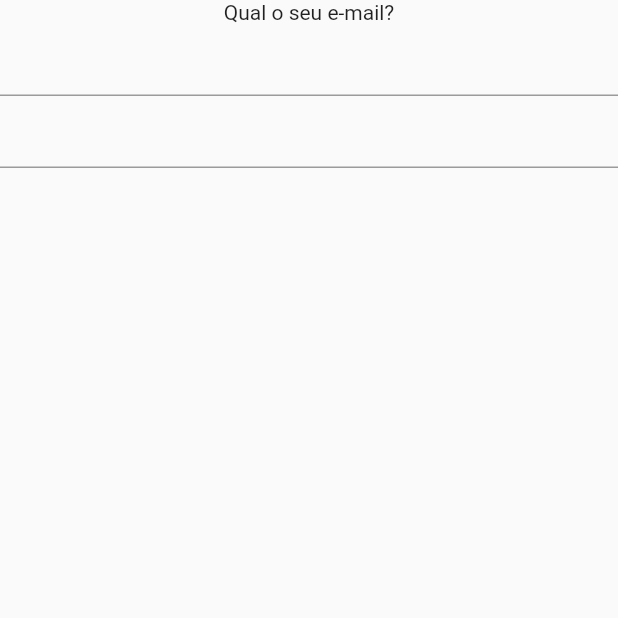
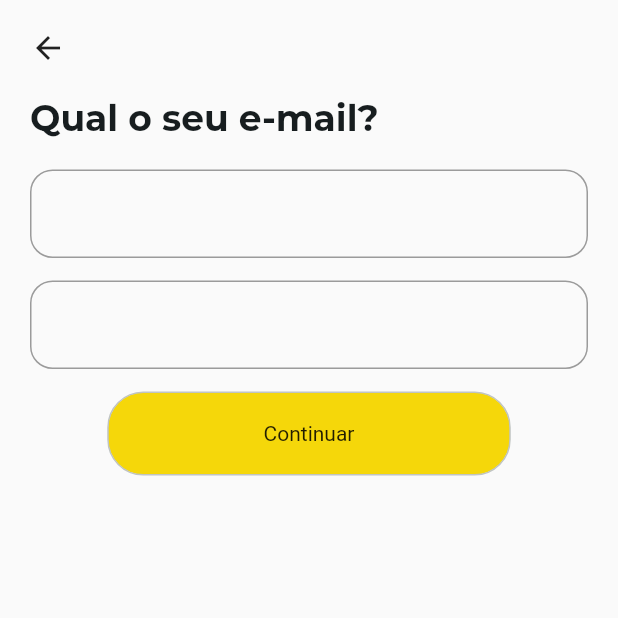
Before and after one commit to Luckka/imperio_app, a Flutter app: the LoginPageStep02 screen opened by its route, on a phone screen of 412 x 824 dp, the top half of it. Run offline on Flutter 3.47's test engine with Material 2 defaults, Android fonts, the phone set to English and light mode, and no system bars; our stand-ins replace flutter_modular.

```diff
--- a/lib/app/app_module.dart
+++ b/lib/app/app_module.dart
@@ -1,4 +1,6 @@
 import 'package:flutter_modular/flutter_modular.dart';
+import 'package:imperio/app/core/shared/app_routes.dart';
+import 'package:imperio/app/modules/home/home_module.dart';
 import 'package:imperio/app/modules/login/login_module.dart';
 
 class AppModule extends Module{
@@ -9,6 +11,7 @@ class AppModule extends Module{
 
   @override
   List<ModularRoute> get routes => [
-    ModuleRoute(Modular.initialRoute, module: LoginModule())
+    ModuleRoute(Modular.initialRoute, module: LoginModule()),
+    ModuleRoute(AppRoutes.home, module: HomeModule())
   ];
 }
--- a/lib/app/core/shared/app_constants.dart
+++ b/lib/app/core/shared/app_constants.dart
@@ -1,3 +1,4 @@
 class AppConstants {
   static const archivoNarrowFontFamily = 'Archivo Narrow';
+  static const montserratFontFamily = 'Montserrat';
 }
--- a/lib/app/core/shared/app_routes.dart
+++ b/lib/app/core/shared/app_routes.dart
@@ -1,3 +1,4 @@
 class AppRoutes {
   static const loginsStep02 = "/loginsStep02";
+  static const home = "/home";
 }
--- a/lib/app/core/theme/app_colors.dart
+++ b/lib/app/core/theme/app_colors.dart
@@ -11,4 +11,5 @@ class AppColors {
   static const grey = Color(0XFFC0C4C2);
   static const greyButton = Color(0XFFE6E6E6);
   static const greyStrong = Color(0XFF555252);
+  static const surfaceYellow = Color.fromRGBO(196, 178, 58, 0.2);
 }
--- a/lib/app/core/theme/app_text_styles.dart
+++ b/lib/app/core/theme/app_text_styles.dart
@@ -18,6 +18,14 @@ class AppTextStyles {
     fontSize: 24,
     fontFamily: AppConstants.archivoNarrowFontFamily,
     fontWeight: FontWeight.w700,
+    color: AppColors.white
+  );
+
+  static const titleMediumMontserrat = TextStyle(
+
+    fontSize: 24,
+    fontFamily: AppConstants.montserratFontFamily,
+    fontWeight: FontWeight.w500,
     color: AppColors.white
   );
 
--- a/lib/app/modules/login/presenter/login_page_step01.dart
+++ b/lib/app/modules/login/presenter/login_page_step01.dart
@@ -1,5 +1,7 @@
 import 'package:flutter/cupertino.dart';
 import 'package:flutter/material.dart';
+import 'package:flutter_modular/flutter_modular.dart';
+import 'package:imperio/app/core/shared/app_routes.dart';
 import 'package:imperio/app/core/theme/app_colors.dart';
 import 'package:imperio/app/core/theme/app_text_styles.dart';
 import 'package:imperio/app/modules/login/presenter/widgets/bottom_widget.dart';
@@ -62,7 +64,9 @@ class LoginPageStep01 extends StatelessWidget {
 
             children: [
 
-              ElevatedButtonWidget( label: Text("Email"), onPressed: () {  }, width: 147,),
+              ElevatedButtonWidget( label: const Text("Email"), onPressed: () {
+                Modular.to.navigate(AppRoutes.loginsStep02);
+               }, width: 147,),
               SizedBox(width: 11),
               ElevatedButtonWidget( label: Text("Telefone"), onPressed: () {  }, width: 147,backgroundColor: AppColors.yellow,)
 
--- a/lib/app/modules/login/presenter/login_page_step02.dart
+++ b/lib/app/modules/login/presenter/login_page_step02.dart
@@ -1,4 +1,9 @@
 import 'package:flutter/material.dart';
+import 'package:flutter_modular/flutter_modular.dart';
+import 'package:imperio/app/core/shared/app_routes.dart';
+import 'package:imperio/app/core/theme/app_colors.dart';
+import 'package:imperio/app/core/theme/app_text_styles.dart';
+import 'package:imperio/app/modules/login/presenter/widgets/bottom_widget.dart';
 
 class LoginPageStep02 extends StatelessWidget {
   const LoginPageStep02({super.key});
@@ -6,13 +11,39 @@ class LoginPageStep02 extends StatelessWidget {
   @override
   Widget build(BuildContext context) {
     return Scaffold(
-      body: Column(
-        mainAxisAlignment: MainAxisAlignment.start,
-        children: [
-          Text("Qual o seu e-mail?"),
-          TextFormField(),
-          TextFormField()
-        ],
+      body: SafeArea(
+        child: Padding(
+          padding: const EdgeInsets.all(20.0),
+          child: Column(
+            mainAxisAlignment: MainAxisAlignment.start,
+            crossAxisAlignment: CrossAxisAlignment.start,
+            children: [
+              Icon(Icons.arrow_back),
+              SizedBox(height: 20),
+              Text("Qual o seu e-mail?",style: AppTextStyles.titleMediumMontserrat.copyWith(color: AppColors.blackText,fontWeight: FontWeight.bold,),),
+              SizedBox(height: 20),
+              TextFormField(
+                decoration: InputDecoration(
+                  border: OutlineInputBorder(
+                    borderRadius: BorderRadius.circular(15)
+                  )
+                ),
+              ),
+               SizedBox(height: 15),
+              TextFormField(
+                decoration: InputDecoration(
+                  border: OutlineInputBorder(
+                      borderRadius: BorderRadius.circular(15)
+                  )
+                ),
+              ),
+              SizedBox(height: 15),
+              Center(child: ElevatedButtonWidget(label: Text("Continuar"), onPressed: () {
+                Modular.to.navigate(AppRoutes.home);
+              }, width: 269,backgroundColor: AppColors.yellow,))
+            ],
+          ),
+        ),
       ),
     );
   }
--- a/lib/app/modules/login/presenter/widgets/bottom_widget.dart
+++ b/lib/app/modules/login/presenter/widgets/bottom_widget.dart
@@ -12,9 +12,7 @@ class ElevatedButtonWidget extends StatelessWidget {
   @override
   Widget build(BuildContext context) {
     return InkWell(
-      onTap: () {
-
-      },
+      onTap: onPressed,
       child: Container(
 
         width: width,
--- a/pubspec.yaml
+++ b/pubspec.yaml
@@ -82,6 +82,10 @@ flutter:
       fonts:
         - asset: assets/fonts/ArchivoNarrow-Italic-VariableFont_wght.ttf
         - asset: assets/fonts/ArchivoNarrow-VariableFont_wght.ttf
+    - family: Montserrat
+      fonts:
+        - asset: assets/fonts/Montserrat-Italic-VariableFont_wght.ttf
+        - asset: assets/fonts/Montserrat-VariableFont_wght.ttf
   #
   # For details regarding fonts from package dependencies,
   # see https://flutter.dev/custom-fonts/#from-packages
```
Also changed, not shown: lib/app/modules/home/home_module.dart (added, +15 -0 lines), lib/app/modules/home/presenter/pages/data/home_mock.dart (added, +25 -0 lines), lib/app/modules/home/presenter/pages/home_page.dart (+40 -0 lines), lib/app/modules/home/presenter/pages/widgets/action_button_popular_championship_widget.dart (added, +66 -0 lines), assets/fonts/Montserrat-Italic-VariableFont_wght.ttf (added), assets/fonts/Montserrat-VariableFont_wght.ttf (added), assets/images/champ3.png (added), assets/images/champions_league_logo.png (added), assets/images/guy_champ.png (added), assets/images/la_liga.png (added).
